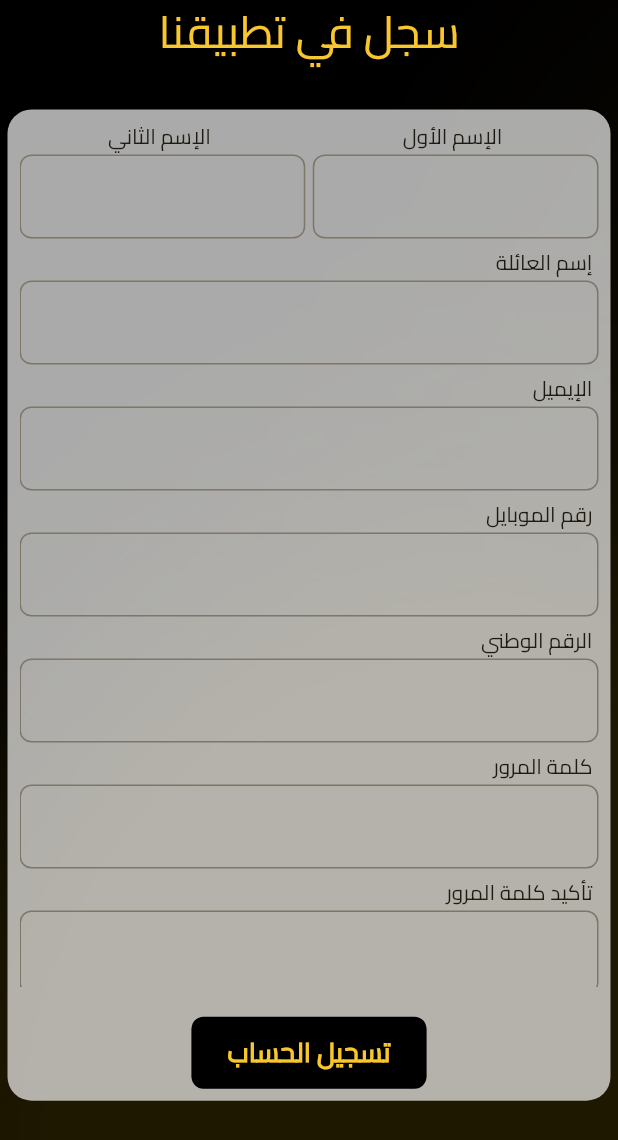
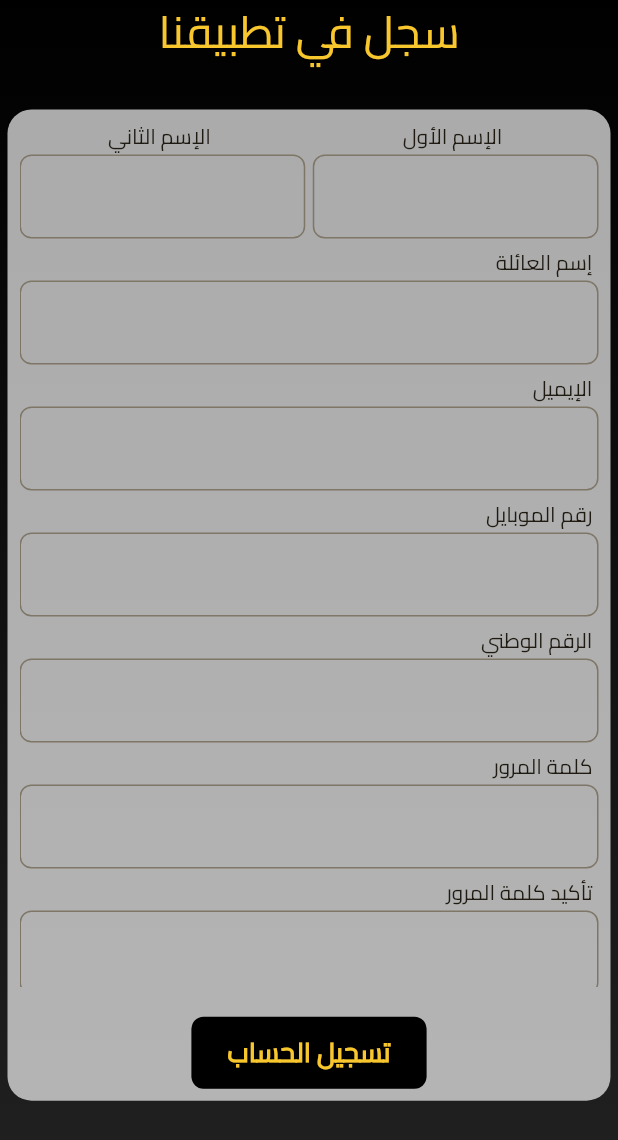
Before and after one commit to mohamadalraie/zreik, a Flutter app: the screen it shows after launch, on a phone screen of 412 x 824 dp. Shown: the top 1140 px of the screen. Run offline on Flutter 3.47's test engine with Material 3 defaults, Android fonts, the phone set to English and light mode, and no system bars; our stand-ins replace bloc, dio, flutter_animate.

Commit message:
fix register screen 3

```diff
--- a/lib/presentation/screens/auth/register_screen.dart
+++ b/lib/presentation/screens/auth/register_screen.dart
@@ -13,8 +13,11 @@ class RegisterScreen extends StatelessWidget {
         resizeToAvoidBottomInset: false,
         body: Container(
           decoration: const BoxDecoration(
-              image: DecorationImage(
-                  image: AssetImage("assets/images/4.jpg"), fit: BoxFit.fill)),
+              gradient: LinearGradient(
+            colors: [MyColors.myBlack, Color(0xff222222)],
+            begin: Alignment.topCenter,
+            end: Alignment.bottomCenter,
+          )),
           child: Column(
             children: [
               const Text(
```
Also changed, not shown: lib/presentation/screens/auth/login_screen.dart (+5 -2 lines).
